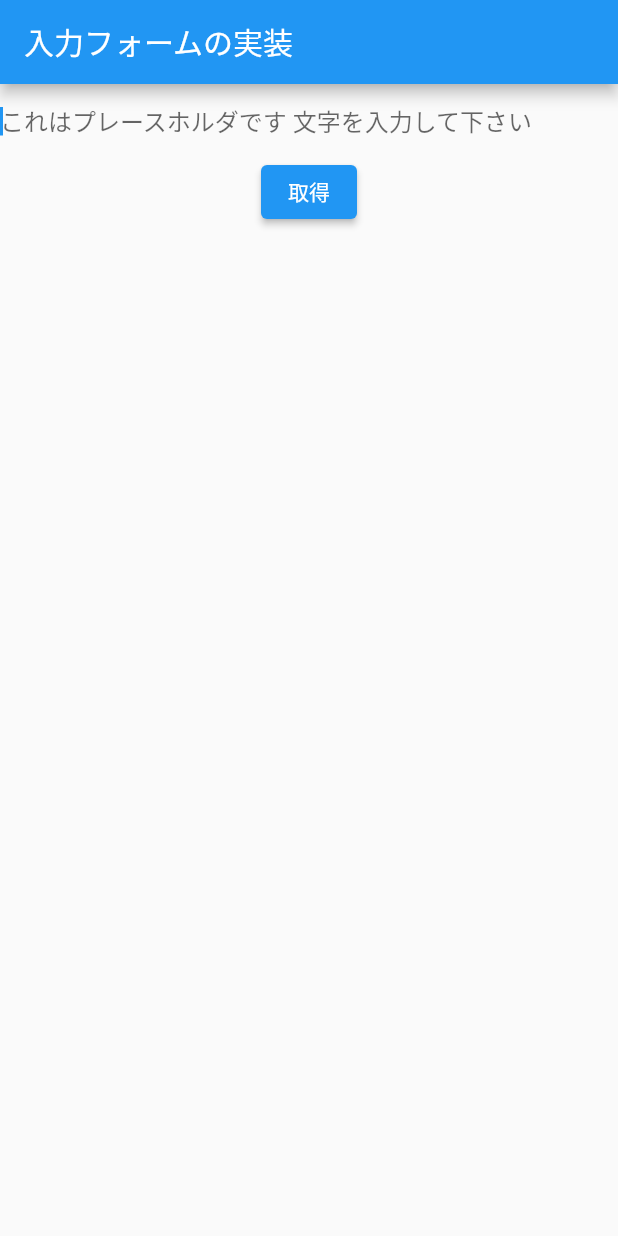
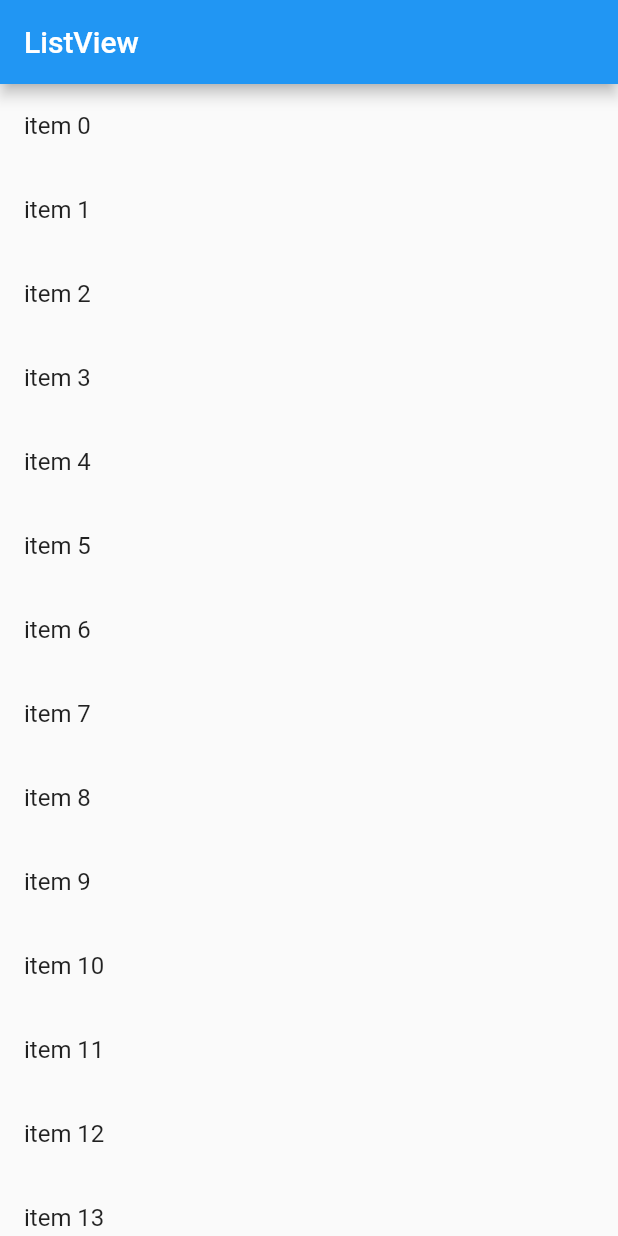
Before and after one commit to klsh1tt/myapp, a Flutter app: the screen it shows after launch, on a phone screen of 412 x 824 dp. Run offline on Flutter 3.47's test engine with Material 2 defaults, Android fonts, the phone set to English and light mode, and no system bars.

Commit message:
ListView実装の練習

```diff
--- a/lib/main.dart
+++ b/lib/main.dart
@@ -24,7 +24,7 @@ class MyApp extends StatelessWidget {
         // is not restarted.
         primarySwatch: Colors.blue,
       ),
-      home: const MyHomePage(title: '入力フォームの実装'),
+      home: const MyHomePage(title: 'ListView'),
     );
   }
 }
@@ -37,7 +37,7 @@ class MyHomePage extends StatefulWidget {
   State<MyHomePage> createState() => _MyHomePageState();
 }
 
-final myController = TextEditingController();
+final items = List<String>.generate(100, (i) => "item $i");
 
 class _MyHomePageState extends State<MyHomePage> {
   @override
@@ -48,23 +48,13 @@ class _MyHomePageState extends State<MyHomePage> {
       ),
       body: SizedBox(
         width: double.infinity,
-        child: Column(
-          children: [
-            TextField(
-              decoration: const InputDecoration(
-                border: InputBorder.none,
-                hintText: 'これはプレースホルダです 文字を入力して下さい',
-              ),
-              autofocus: true,
-              controller: myController,
-            ),
-            ElevatedButton(
-              child: const Text('取得'),
-              onPressed: () {
-                print(myController.text);
-              },
-            )
-          ],
+        child: ListView.builder(
+          itemCount: items.length,
+          itemBuilder: (context, index) {
+            return ListTile(
+              title: Text(items[index]),
+            );
+          },
         ),
       ),
     );
```
